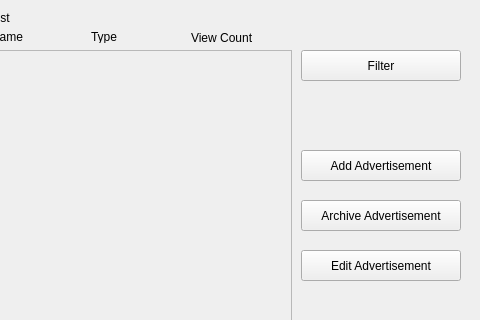
Qt form UI/AdvertisementsDialog.ui (jordynmarlow/SoftwareEngineering) before a commit; both pictures show x 99 to 579 and y 0 to 320 of the 579 by 489 pixel window.
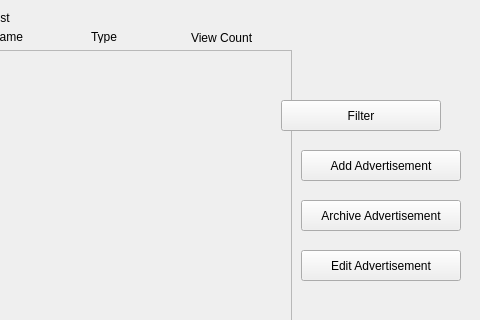
The same form after that commit.

What changed in the file:
```diff
--- a/UI/AdvertisementsDialog.ui
+++ b/UI/AdvertisementsDialog.ui
@@ -130,8 +130,8 @@
   <widget class="QPushButton" name="filter_advertisements_bt">
    <property name="geometry">
     <rect>
-     <x>400</x>
-     <y>50</y>
+     <x>380</x>
+     <y>100</y>
      <width>160</width>
      <height>31</height>
     </rect>
```
